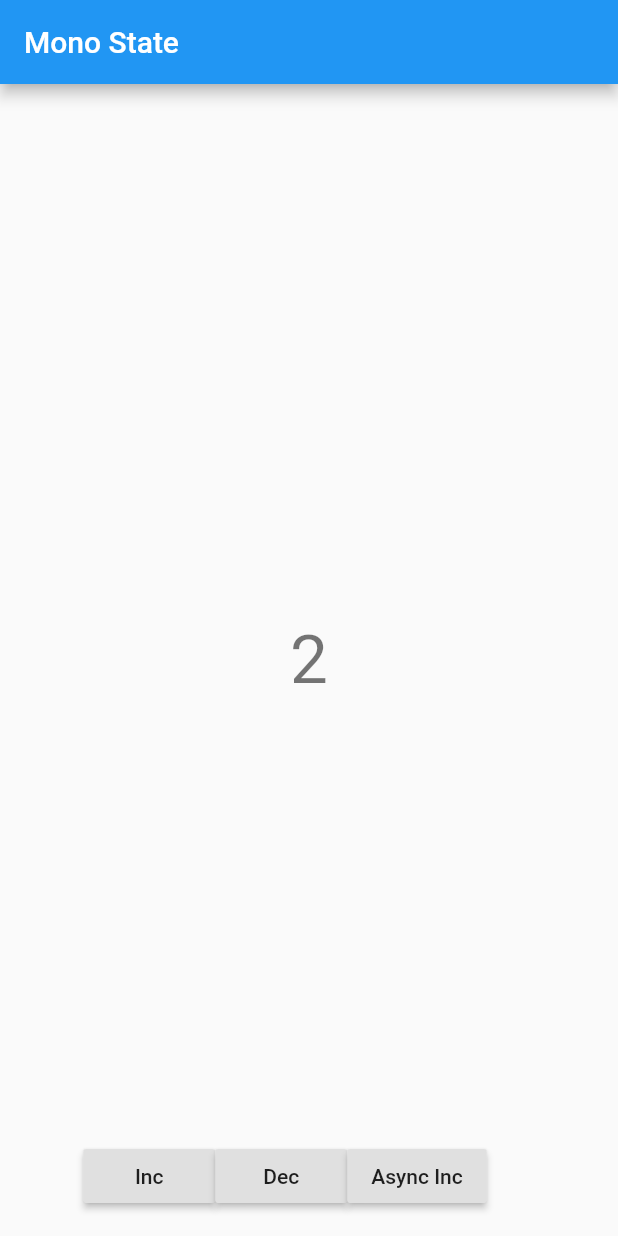
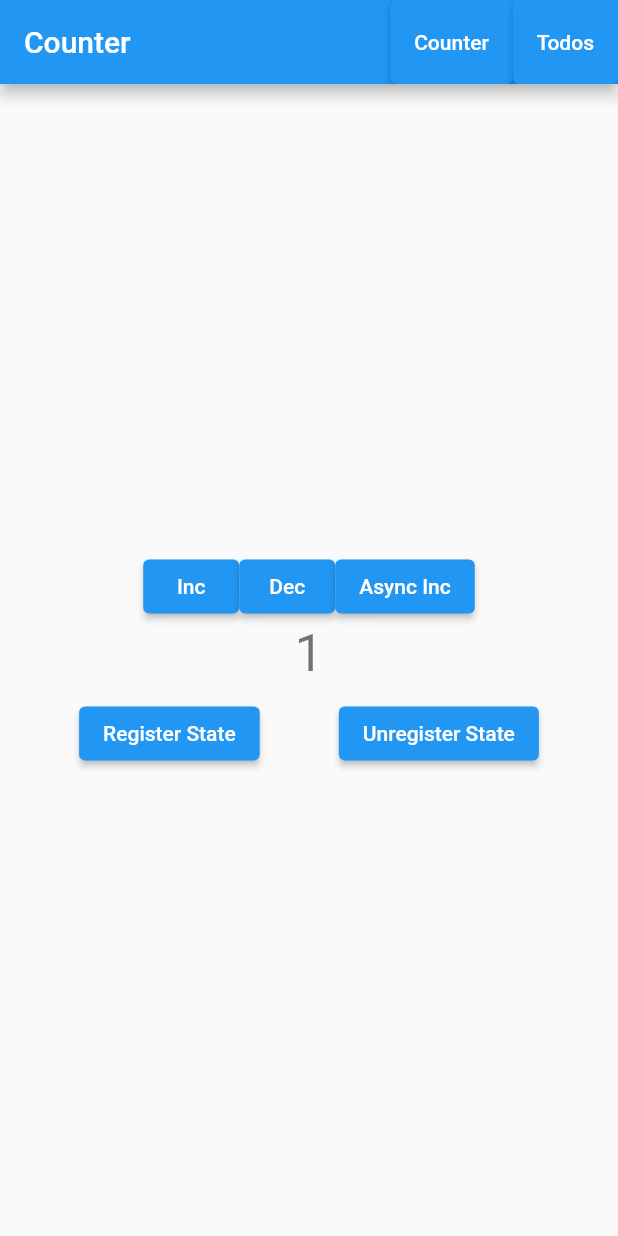
Before and after one commit to JUkhan/dart_mono_state, a Flutter app: the screen it shows after launch, after a tap on "Inc", on a phone screen of 412 x 824 dp. Run offline on Flutter 3.47's test engine with Material 2 defaults, Android fonts, the phone set to English and light mode, and no system bars; our stand-ins replace flutter_hooks, get, rxdart.

Commit message:
counter-done

```diff
--- a/mono_state/example/lib/main.dart
+++ b/mono_state/example/lib/main.dart
@@ -1,69 +1,16 @@
-import 'package:flutter/material.dart' hide Action;
-import 'package:flutter_hooks/flutter_hooks.dart';
+import 'package:flutter/material.dart';
 import 'package:get/instance_manager.dart';
 import 'package:get/route_manager.dart';
 import 'package:mono_state/mono_state.dart';
-import 'package:todos/hooks/useDispatch.dart';
-import 'package:todos/hooks/useSelector.dart';
+
 import 'package:todos/states/counter.dart';
+
+import './pages/counterPage.dart';
 
 void main() {
   Get.put(MonoState([CounterState()]));
   runApp(GetMaterialApp(
-    home: HomePage(),
+    debugShowCheckedModeBanner: false,
+    home: CounterPage(),
   ));
 }
-
-class HomePage extends StatelessWidget {
-  @override
-  Widget build(BuildContext context) {
-    final dispatch = useDispatch();
-
-    return Scaffold(
-      appBar: AppBar(
-        title: Text('Mono State'),
-      ),
-      body: Center(
-        child: CounterDisplay(),
-      ),
-      floatingActionButton: Row(
-        mainAxisAlignment: MainAxisAlignment.center,
-        children: [
-          RaisedButton(
-            onPressed: () {
-              dispatch(Action(type: 'inc'));
-            },
-            child: const Text('Inc'),
-          ),
-          RaisedButton(
-            onPressed: () {
-              dispatch(Action(type: 'dec'));
-            },
-            child: const Text('Dec'),
-          ),
-          RaisedButton(
-            onPressed: () {
-              dispatch(Action(type: 'asyncInc'));
-            },
-            child: const Text('Async Inc'),
-          ),
-        ],
-      ), // This trailing comma makes auto-formatting nicer for build methods.
-    );
-  }
-}
-
-class CounterDisplay extends HookWidget {
-  @override
-  Widget build(BuildContext context) {
-    final counter = useSelector<CounterModel>('counter');
-
-    return Container(
-        child: counter.value.isLoading
-            ? CircularProgressIndicator()
-            : Text(
-                counter.value.count.toString(),
-                style: Theme.of(context).textTheme.headline3,
-              ));
-  }
-}
--- /dev/null
+++ b/mono_state/example/lib/pages/counterPage.dart
@@ -0,0 +1,78 @@
+import 'package:flutter/material.dart' hide Action;
+import 'package:mono_state/mono_state.dart';
+
+import '../hooks/useDispatch.dart';
+import '../hooks/useMono.dart';
+import '../states/counter.dart';
+import '../widgets/counterDisplay.dart';
+import './nav.dart';
+
+class CounterPage extends StatelessWidget {
+  @override
+  Widget build(BuildContext context) {
+    final dispatch = useDispatch();
+    return Scaffold(
+      appBar: AppBar(
+        title: Text('Counter'),
+        actions: nav(),
+      ),
+
+      body: Center(
+          child: Column(
+        mainAxisAlignment: MainAxisAlignment.center,
+        children: [
+          counterActions(dispatch),
+          CounterDisplay(),
+          stateRegisterUnregister(),
+        ],
+      )), // This trailing comma makes auto-formatting nicer for build methods.
+    );
+  }
+
+  Row stateRegisterUnregister() {
+    final mono = useMono();
+    return Row(
+      mainAxisAlignment: MainAxisAlignment.spaceEvenly,
+      children: [
+        ElevatedButton(
+          onPressed: () {
+            mono.registerState(CounterState());
+          },
+          child: const Text('Register State'),
+        ),
+        ElevatedButton(
+          onPressed: () {
+            mono.unregisterState('counter');
+          },
+          child: const Text('Unregister State'),
+        ),
+      ],
+    );
+  }
+
+  Row counterActions(void Function(Action) dispatch) {
+    return Row(
+      mainAxisAlignment: MainAxisAlignment.center,
+      children: [
+        ElevatedButton(
+          onPressed: () {
+            dispatch(Action(type: 'inc'));
+          },
+          child: const Text('Inc'),
+        ),
+        ElevatedButton(
+          onPressed: () {
+            dispatch(Action(type: 'dec'));
+          },
+          child: const Text('Dec'),
+        ),
+        ElevatedButton(
+          onPressed: () {
+            dispatch(Action(type: 'asyncInc'));
+          },
+          child: const Text('Async Inc'),
+        ),
+      ],
+    );
+  }
+}
--- /dev/null
+++ b/mono_state/example/lib/pages/nav.dart
@@ -0,0 +1,20 @@
+import 'package:flutter/material.dart';
+import 'package:get/route_manager.dart';
+
+import './counterPage.dart';
+import './todoPage.dart';
+
+List<Widget> nav() => [
+      ElevatedButton(
+        onPressed: () {
+          Get.off(CounterPage());
+        },
+        child: const Text('Counter'),
+      ),
+      ElevatedButton(
+        onPressed: () {
+          Get.off(TodoPage());
+        },
+        child: const Text('Todos'),
+      ),
+    ];
--- /dev/null
+++ b/mono_state/example/lib/pages/todoPage.dart
@@ -0,0 +1,18 @@
+import 'package:flutter/material.dart';
+
+import './nav.dart';
+
+class TodoPage extends StatelessWidget {
+  @override
+  Widget build(BuildContext context) {
+    return Scaffold(
+      appBar: AppBar(
+        title: Text('Todos'),
+        actions: nav(),
+      ),
+      body: Center(
+        child: Text('coming...'),
+      ),
+    );
+  }
+}
--- /dev/null
+++ b/mono_state/example/lib/widgets/counterDisplay.dart
@@ -0,0 +1,26 @@
+import 'package:flutter/material.dart';
+import 'package:flutter_hooks/flutter_hooks.dart';
+
+import '../hooks/useSelector.dart';
+import '../states/counter.dart';
+
+class CounterDisplay extends HookWidget {
+  @override
+  Widget build(BuildContext context) {
+    final counter = useSelector<CounterModel?>('counter');
+
+    if (counter.value == null)
+      return Text(
+        'State Unregistered',
+        style: Theme.of(context).textTheme.headline4,
+      );
+    return Container(
+        height: 50,
+        child: counter.value!.isLoading
+            ? CircularProgressIndicator()
+            : Text(
+                '${counter.value!.count}',
+                style: Theme.of(context).textTheme.headline4,
+              ));
+  }
+}
```
